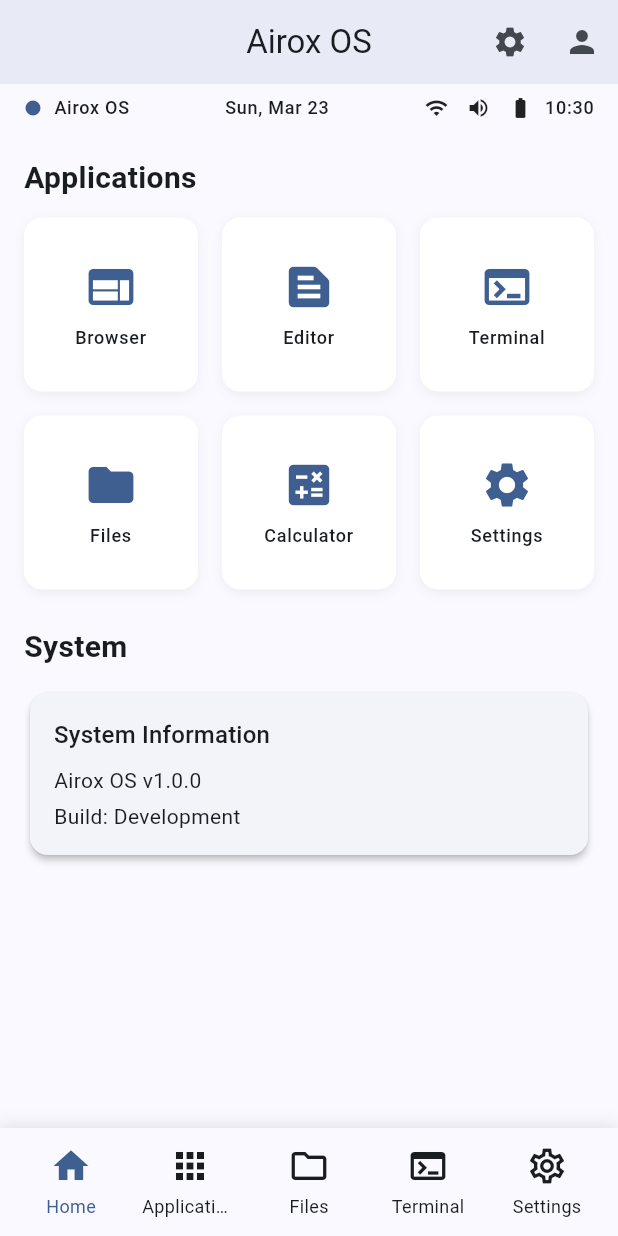
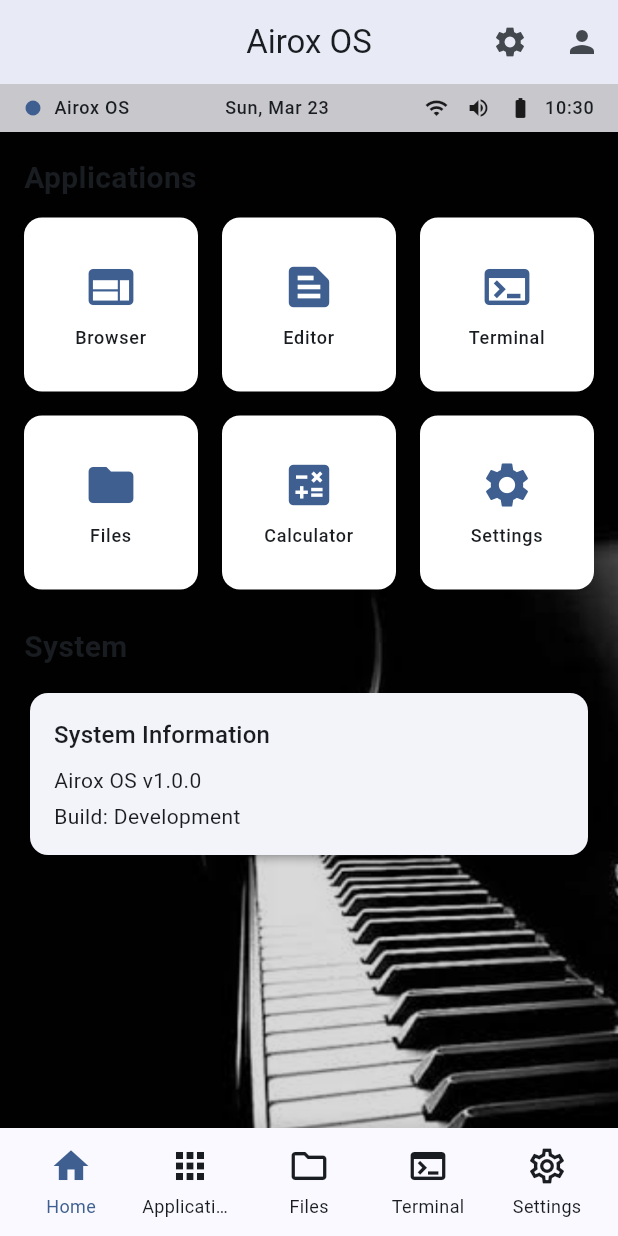
Before and after one commit to airox-os/airoxui, a Flutter app: the screen it shows after launch, on a phone screen of 412 x 824 dp. Run offline on Flutter 3.47's test engine with Material 3 defaults, Android fonts, the phone set to English and light mode, and no system bars.

Commit message:
💄 Implemented the new home screen component and updated the pubspec.

```diff
--- a/lib/src/screens/home_screen.dart
+++ b/lib/src/screens/home_screen.dart
@@ -34,7 +34,19 @@ class _HomeScreenState extends State<HomeScreen> {
           ),
         ],
       ),
-      body: Column(
+      body: Stack(
+        children: [
+          // Background image
+          Positioned.fill(
+            child: Image.asset(
+              isMobile
+                  ? 'assets/desktop/mobile.png'
+                  : 'assets/desktop/desktop.png',
+              fit: BoxFit.cover,
+            ),
+          ),
+          // Foreground content
+          Column(
             children: [
               const SystemStatusBar(),
               Expanded(
@@ -44,6 +56,8 @@ class _HomeScreenState extends State<HomeScreen> {
                 ),
               ),
               if (!isMobile) Dock(items: _dockItems, isMobile: false),
+            ],
+          ),
         ],
       ),
       bottomNavigationBar:
--- a/pubspec.yaml
+++ b/pubspec.yaml
@@ -58,9 +58,9 @@ flutter:
   uses-material-design: true
 
   # To add assets to your application, add an assets section, like this:
-  # assets:
-  #   - images/a_dot_burr.jpeg
-  #   - images/a_dot_ham.jpeg
+  assets:
+    - assets/desktop/mobile.png
+    - assets/desktop/desktop.png
 
   # An image asset can refer to one or more resolution-specific "variants", see
   # https://flutter.dev/to/resolution-aware-images
```
Also changed, not shown: assets/desktop/desktop.png (added), assets/desktop/mobile.png (added). Lines whose indentation alone changed are shown as unchanged.
